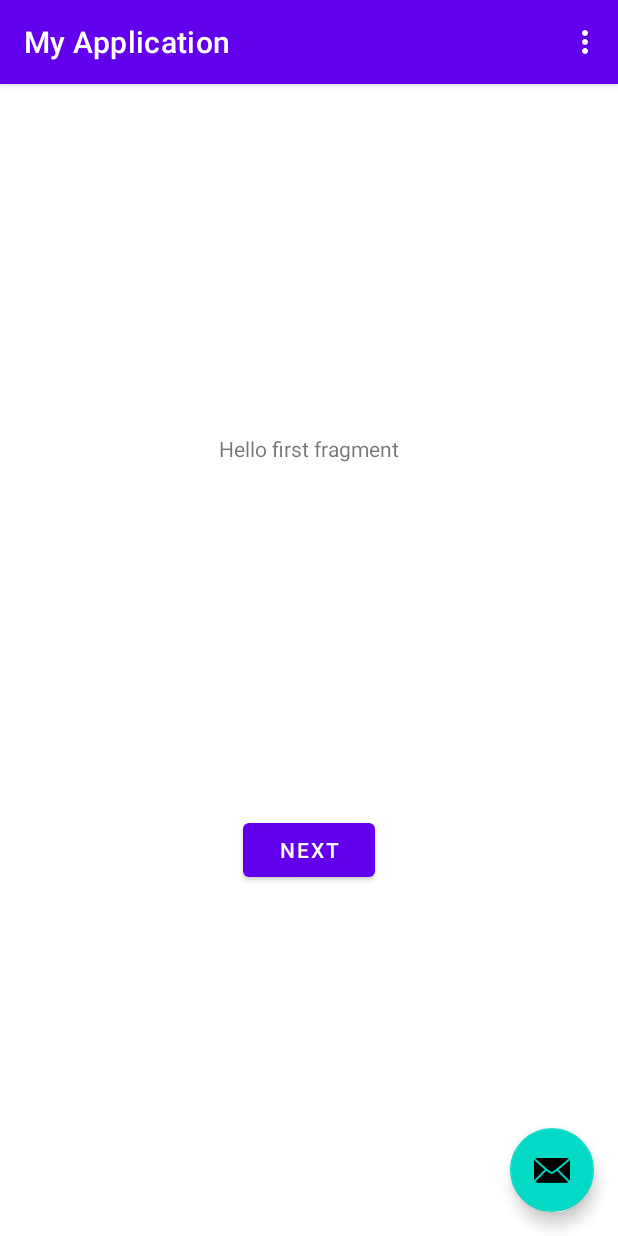
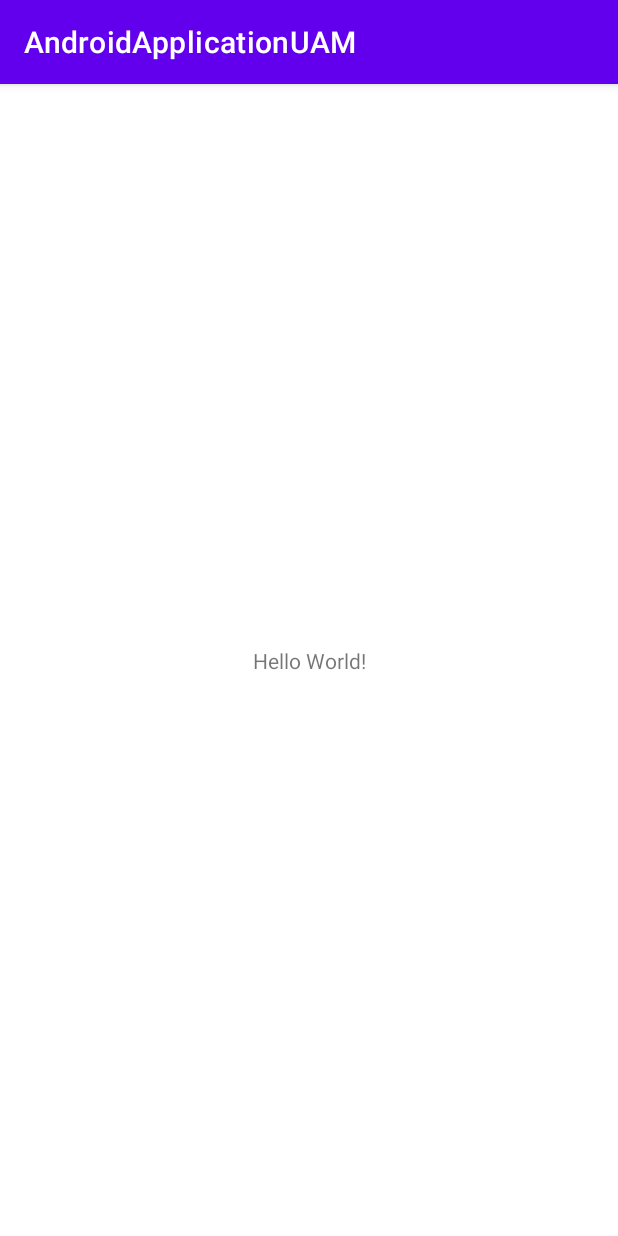
Before and after one commit to AlbertoBtt/AndroidStyleProject, an Android app: the screen it shows after launch (MainActivity), on a phone screen of 412 x 824 dp. Run offline under Robolectric (Android 15) with nearby library versions, the phone set to English and light mode, and no system bars.

```diff
--- a/app/build.gradle
+++ b/app/build.gradle
@@ -7,7 +7,7 @@ android {
     buildToolsVersion "30.0.3"
 
     defaultConfig {
-        applicationId "com.uam.myapplication"
+        applicationId "com.uam.androidapplicationuam"
         minSdkVersion 21
         targetSdkVersion 30
         versionCode 1
@@ -33,8 +33,6 @@ dependencies {
     implementation 'androidx.appcompat:appcompat:1.2.0'
     implementation 'com.google.android.material:material:1.3.0'
     implementation 'androidx.constraintlayout:constraintlayout:2.0.4'
-    implementation 'androidx.navigation:navigation-fragment:2.2.2'
-    implementation 'androidx.navigation:navigation-ui:2.2.2'
     testImplementation 'junit:junit:4.+'
     androidTestImplementation 'androidx.test.ext:junit:1.1.2'
     androidTestImplementation 'androidx.test.espresso:espresso-core:3.3.0'
--- a/app/src/main/java/com/uam/myapplication/FirstFragment.java
+++ /dev/null
@@ -1,34 +0,0 @@
-package com.uam.myapplication;
-
-import android.os.Bundle;
-import android.view.LayoutInflater;
-import android.view.View;
-import android.view.ViewGroup;
-
-import androidx.annotation.NonNull;
-import androidx.fragment.app.Fragment;
-import androidx.navigation.fragment.NavHostFragment;
-
-public class FirstFragment extends Fragment {
-
-    @Override
-    public View onCreateView(
-            LayoutInflater inflater, ViewGroup container,
-            Bundle savedInstanceState
-    ) {
-        // Inflate the layout for this fragment
-        return inflater.inflate(R.layout.fragment_first, container, false);
-    }
-
-    public void onViewCreated(@NonNull View view, Bundle savedInstanceState) {
-        super.onViewCreated(view, savedInstanceState);
-
-        view.findViewById(R.id.button_first).setOnClickListener(new View.OnClickListener() {
-            @Override
-            public void onClick(View view) {
-                NavHostFragment.findNavController(FirstFragment.this)
-                        .navigate(R.id.action_FirstFragment_to_SecondFragment);
-            }
-        });
-    }
-}
--- a/app/src/main/java/com/uam/myapplication/MainActivity.java
+++ /dev/null
@@ -1,56 +0,0 @@
-package com.uam.myapplication;
-
-import android.os.Bundle;
-
-import com.google.android.material.floatingactionbutton.FloatingActionButton;
-import com.google.android.material.snackbar.Snackbar;
-
-import androidx.appcompat.app.AppCompatActivity;
-import androidx.appcompat.widget.Toolbar;
-
-import android.view.View;
-
-import android.view.Menu;
-import android.view.MenuItem;
-
-public class MainActivity extends AppCompatActivity {
-
-    @Override
-    protected void onCreate(Bundle savedInstanceState) {
-        super.onCreate(savedInstanceState);
-        setContentView(R.layout.activity_main);
-        Toolbar toolbar = findViewById(R.id.toolbar);
-        setSupportActionBar(toolbar);
-
-        FloatingActionButton fab = findViewById(R.id.fab);
-        fab.setOnClickListener(new View.OnClickListener() {
-            @Override
-            public void onClick(View view) {
-                Snackbar.make(view, "Replace with your own action", Snackbar.LENGTH_LONG)
-                        .setAction("Action", null).show();
-            }
-        });
-    }
-
-    @Override
-    public boolean onCreateOptionsMenu(Menu menu) {
-        // Inflate the menu; this adds items to the action bar if it is present.
-        getMenuInflater().inflate(R.menu.menu_main, menu);
-        return true;
-    }
-
-    @Override
-    public boolean onOptionsItemSelected(MenuItem item) {
-        // Handle action bar item clicks here. The action bar will
-        // automatically handle clicks on the Home/Up button, so long
-        // as you specify a parent activity in AndroidManifest.xml.
-        int id = item.getItemId();
-
-        //noinspection SimplifiableIfStatement
-        if (id == R.id.action_settings) {
-            return true;
-        }
-
-        return super.onOptionsItemSelected(item);
-    }
-}
--- a/app/src/main/res/layout/activity_main.xml
+++ b/app/src/main/res/layout/activity_main.xml
@@ -1,33 +1,18 @@
 <?xml version="1.0" encoding="utf-8"?>
-<androidx.coordinatorlayout.widget.CoordinatorLayout xmlns:android="http://schemas.android.com/apk/res/android"
+<androidx.constraintlayout.widget.ConstraintLayout xmlns:android="http://schemas.android.com/apk/res/android"
     xmlns:app="http://schemas.android.com/apk/res-auto"
     xmlns:tools="http://schemas.android.com/tools"
     android:layout_width="match_parent"
     android:layout_height="match_parent"
     tools:context=".MainActivity">
 
-    <com.google.android.material.appbar.AppBarLayout
-        android:layout_width="match_parent"
-        android:layout_height="wrap_content"
-        android:theme="@style/Theme.MyApplication.AppBarOverlay">
-
-        <androidx.appcompat.widget.Toolbar
-            android:id="@+id/toolbar"
-            android:layout_width="match_parent"
-            android:layout_height="?attr/actionBarSize"
-            android:background="?attr/colorPrimary"
-            app:popupTheme="@style/Theme.MyApplication.PopupOverlay" />
-
-    </com.google.android.material.appbar.AppBarLayout>
-
-    <include layout="@layout/content_main" />
-
-    <com.google.android.material.floatingactionbutton.FloatingActionButton
-        android:id="@+id/fab"
+    <TextView
         android:layout_width="wrap_content"
         android:layout_height="wrap_content"
-        android:layout_gravity="bottom|end"
-        android:layout_margin="@dimen/fab_margin"
-        app:srcCompat="@android:drawable/ic_dialog_email" />
+        android:text="Hello World!"
+        app:layout_constraintBottom_toBottomOf="parent"
+        app:layout_constraintLeft_toLeftOf="parent"
+        app:layout_constraintRight_toRightOf="parent"
+        app:layout_constraintTop_toTopOf="parent" />
 
-</androidx.coordinatorlayout.widget.CoordinatorLayout>
+</androidx.constraintlayout.widget.ConstraintLayout>
--- a/app/src/main/res/layout/content_main.xml
+++ /dev/null
@@ -1,19 +0,0 @@
-<?xml version="1.0" encoding="utf-8"?>
-<androidx.constraintlayout.widget.ConstraintLayout xmlns:android="http://schemas.android.com/apk/res/android"
-    xmlns:app="http://schemas.android.com/apk/res-auto"
-    android:layout_width="match_parent"
-    android:layout_height="match_parent"
-    app:layout_behavior="@string/appbar_scrolling_view_behavior">
-
-    <fragment
-        android:id="@+id/nav_host_fragment"
-        android:name="androidx.navigation.fragment.NavHostFragment"
-        android:layout_width="0dp"
-        android:layout_height="0dp"
-        app:defaultNavHost="true"
-        app:layout_constraintBottom_toBottomOf="parent"
-        app:layout_constraintLeft_toLeftOf="parent"
-        app:layout_constraintRight_toRightOf="parent"
-        app:layout_constraintTop_toTopOf="parent"
-        app:navGraph="@navigation/nav_graph" />
-</androidx.constraintlayout.widget.ConstraintLayout>
--- a/app/src/main/res/layout/fragment_first.xml
+++ /dev/null
@@ -1,28 +0,0 @@
-<?xml version="1.0" encoding="utf-8"?>
-<androidx.constraintlayout.widget.ConstraintLayout xmlns:android="http://schemas.android.com/apk/res/android"
-    xmlns:app="http://schemas.android.com/apk/res-auto"
-    xmlns:tools="http://schemas.android.com/tools"
-    android:layout_width="match_parent"
-    android:layout_height="match_parent"
-    tools:context=".FirstFragment">
-
-    <TextView
-        android:id="@+id/textview_first"
-        android:layout_width="wrap_content"
-        android:layout_height="wrap_content"
-        android:text="@string/hello_first_fragment"
-        app:layout_constraintBottom_toTopOf="@id/button_first"
-        app:layout_constraintEnd_toEndOf="parent"
-        app:layout_constraintStart_toStartOf="parent"
-        app:layout_constraintTop_toTopOf="parent" />
-
-    <Button
-        android:id="@+id/button_first"
-        android:layout_width="wrap_content"
-        android:layout_height="wrap_content"
-        android:text="@string/next"
-        app:layout_constraintBottom_toBottomOf="parent"
-        app:layout_constraintEnd_toEndOf="parent"
-        app:layout_constraintStart_toStartOf="parent"
-        app:layout_constraintTop_toBottomOf="@id/textview_first" />
-</androidx.constraintlayout.widget.ConstraintLayout>
--- a/app/src/main/res/menu/menu_main.xml
+++ /dev/null
@@ -1,10 +0,0 @@
-<menu xmlns:android="http://schemas.android.com/apk/res/android"
-    xmlns:app="http://schemas.android.com/apk/res-auto"
-    xmlns:tools="http://schemas.android.com/tools"
-    tools:context="com.uam.myapplication.MainActivity">
-    <item
-        android:id="@+id/action_settings"
-        android:orderInCategory="100"
-        android:title="@string/action_settings"
-        app:showAsAction="never" />
-</menu>
--- a/app/src/main/res/navigation/nav_graph.xml
+++ /dev/null
@@ -1,28 +0,0 @@
-<?xml version="1.0" encoding="utf-8"?>
-<navigation xmlns:android="http://schemas.android.com/apk/res/android"
-    xmlns:app="http://schemas.android.com/apk/res-auto"
-    xmlns:tools="http://schemas.android.com/tools"
-    android:id="@+id/nav_graph"
-    app:startDestination="@id/FirstFragment">
-
-    <fragment
-        android:id="@+id/FirstFragment"
-        android:name="com.uam.myapplication.FirstFragment"
-        android:label="@string/first_fragment_label"
-        tools:layout="@layout/fragment_first">
-
-        <action
-            android:id="@+id/action_FirstFragment_to_SecondFragment"
-            app:destination="@id/SecondFragment" />
-    </fragment>
-    <fragment
-        android:id="@+id/SecondFragment"
-        android:name="com.uam.myapplication.SecondFragment"
-        android:label="@string/second_fragment_label"
-        tools:layout="@layout/fragment_second">
-
-        <action
-            android:id="@+id/action_SecondFragment_to_FirstFragment"
-            app:destination="@id/FirstFragment" />
-    </fragment>
-</navigation>
--- a/app/src/main/res/values-night/themes.xml
+++ b/app/src/main/res/values-night/themes.xml
@@ -1,6 +1,6 @@
 <resources xmlns:tools="http://schemas.android.com/tools">
     <!-- Base application theme. -->
-    <style name="Theme.MyApplication" parent="Theme.MaterialComponents.DayNight.DarkActionBar">
+    <style name="Theme.AndroidApplicationUAM" parent="Theme.MaterialComponents.DayNight.DarkActionBar">
         <!-- Primary brand color. -->
         <item name="colorPrimary">@color/purple_200</item>
         <item name="colorPrimaryVariant">@color/purple_700</item>
--- a/app/src/main/res/values/dimens.xml
+++ /dev/null
@@ -1,3 +0,0 @@
-<resources>
-    <dimen name="fab_margin">16dp</dimen>
-</resources>
--- a/app/src/main/res/values/strings.xml
+++ b/app/src/main/res/values/strings.xml
@@ -1,12 +1,3 @@
 <resources>
-    <string name="app_name">My Application</string>
-    <string name="action_settings">Settings</string>
-    <!-- Strings used for fragments for navigation -->
-    <string name="first_fragment_label">First Fragment</string>
-    <string name="second_fragment_label">Second Fragment</string>
-    <string name="next">Next</string>
-    <string name="previous">Previous</string>
-
-    <string name="hello_first_fragment">Hello first fragment</string>
-    <string name="hello_second_fragment">Hello second fragment. Arg: %1$s</string>
+    <string name="app_name">AndroidApplicationUAM</string>
 </resources>
--- a/app/src/main/res/values/themes.xml
+++ b/app/src/main/res/values/themes.xml
@@ -1,6 +1,6 @@
 <resources xmlns:tools="http://schemas.android.com/tools">
     <!-- Base application theme. -->
-    <style name="Theme.MyApplication" parent="Theme.MaterialComponents.DayNight.DarkActionBar">
+    <style name="Theme.AndroidApplicationUAM" parent="Theme.MaterialComponents.DayNight.DarkActionBar">
         <!-- Primary brand color. -->
         <item name="colorPrimary">@color/purple_500</item>
         <item name="colorPrimaryVariant">@color/purple_700</item>
@@ -13,13 +13,4 @@
         <item name="android:statusBarColor" tools:targetApi="l">?attr/colorPrimaryVariant</item>
         <!-- Customize your theme here. -->
     </style>
-
-    <style name="Theme.MyApplication.NoActionBar">
-        <item name="windowActionBar">false</item>
-        <item name="windowNoTitle">true</item>
-    </style>
-
-    <style name="Theme.MyApplication.AppBarOverlay" parent="ThemeOverlay.AppCompat.Dark.ActionBar" />
-
-    <style name="Theme.MyApplication.PopupOverlay" parent="ThemeOverlay.AppCompat.Light" />
 </resources>
--- a/settings.gradle
+++ b/settings.gradle
@@ -1,2 +1,2 @@
 include ':app'
-rootProject.name = "My Application"
+rootProject.name = "AndroidApplicationUAM"
```
Also changed, not shown: app/src/main/AndroidManifest.xml (+3 -6 lines), app/src/main/java/com/uam/androidapplicationuam/MainActivity.java (added, +14 -0 lines), app/src/main/java/com/uam/myapplication/SecondFragment.java (deleted, +0 -34 lines), app/src/main/res/layout/fragment_second.xml (deleted, +0 -27 lines), gradle/wrapper/gradle-wrapper.properties, 5 other files.
